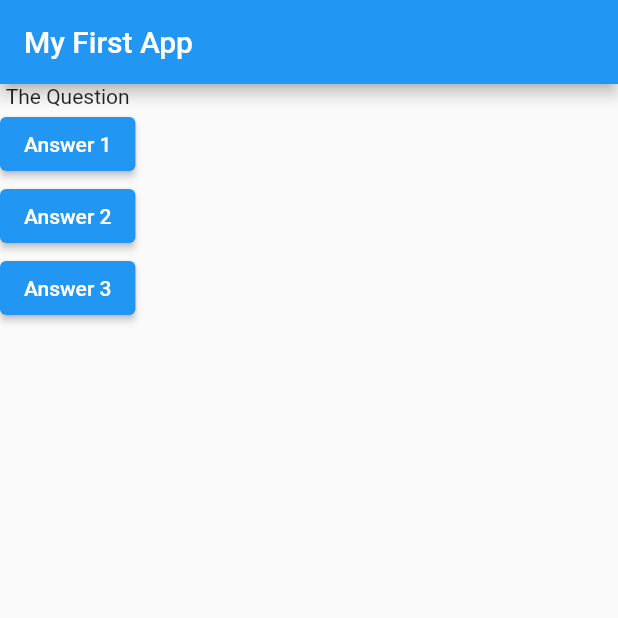
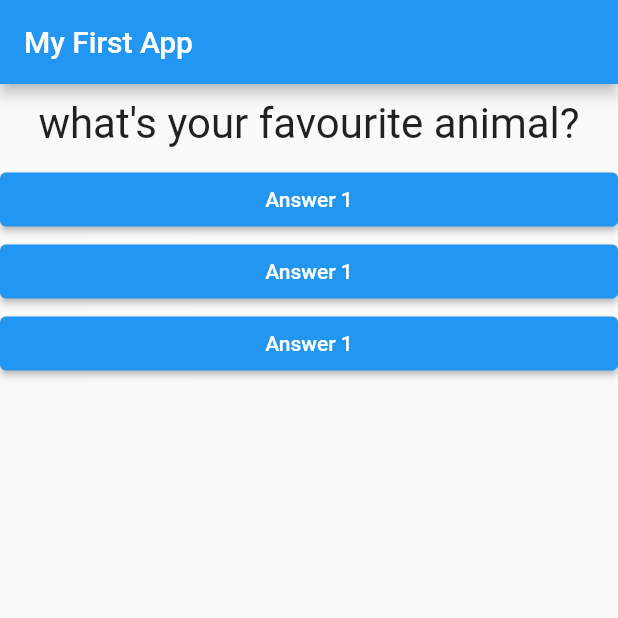
Before and after one commit to anupam01102002/Quiz-App, a Flutter app: the screen it shows after launch, after a tap on "Answer 1", on a phone screen of 412 x 824 dp, the top half of it. Run offline on Flutter 3.47's test engine with Material 2 defaults, Android fonts, the phone set to English and light mode, and no system bars.

Commit message:
update Quiz-App

```diff
--- /dev/null
+++ b/lib/answer.dart
@@ -0,0 +1,20 @@
+import 'package:flutter/material.dart';
+
+class Answer extends StatelessWidget {
+  final Function selecthandler;
+
+  Answer(this.selecthandler);
+
+  @override
+  Widget build(BuildContext context) {
+    return Container(
+      width: double.infinity,
+
+      child: ElevatedButton(
+        //color: Colors.blue,
+        child: Text('Answer 1'),
+        onPressed: selecthandler,
+      ),
+    );
+  }
+}
--- a/lib/main.dart
+++ b/lib/main.dart
@@ -1,25 +1,57 @@
 import 'package:flutter/material.dart';
+import './question.dart';
+import './answer.dart';
 
 void main() {
   runApp(MyApp());
 }
 
-class MyApp extends StatelessWidget {
-  void answerQuestion() {
-    print('Answer Chosen!');
+var _questionindex = 0;
+
+class MyApp extends StatefulWidget {
+  @override
+  State<StatefulWidget> createState() {
+    // TODO: implement createState
+    return _MyAppState();
+  }
+}
+
+class _MyAppState extends State<MyApp> {
+  void _answerQuestion() {
+    setState(() {
+      _questionindex = _questionindex + 1;
+    });
+
+    print(_questionindex);
   }
 
   Widget build(BuildContext context) {
+    var questions = [
+    {
+      'questionText': 'what\'s your favourite colour?',
+      'answers': ['Black', 'Red', 'Green', 'White'],
+    },
+    {
+      'questionText': 'what\'s your favourite animal?',
+      'answers': ['Rabbit', 'Snake', 'Lion', 'Tiger'],
+    },
+    {
+      'questionText': 'what\'s your favourite instructor?',
+      'answers': ['Max', 'Min', 'Green', 'White'],
+    },
+    ];
     return MaterialApp(
       home: Scaffold(
         appBar: AppBar(
           title: Text('My First App'),
         ),
         body: Column(children: [
-          Text('The Question'),
-          ElevatedButton(child: Text('Answer 1'), onPressed: answerQuestion),
-          ElevatedButton(child: Text('Answer 2'), onPressed: answerQuestion),
-          ElevatedButton(child: Text('Answer 3'), onPressed: answerQuestion),
+          Question(
+            questions[_questionindex]['questionText'],
+          ),
+          Answer(_answerQuestion),
+          Answer(_answerQuestion),
+          Answer(_answerQuestion),
         ]),
       ),
     );
--- /dev/null
+++ b/lib/question.dart
@@ -0,0 +1,20 @@
+import 'package:flutter/material.dart';
+
+class Question extends StatelessWidget {
+  final String questionText;
+
+  Question(this.questionText);
+
+  @override
+  Widget build(BuildContext context) {
+    return Container(
+      width: double.infinity,
+      margin: EdgeInsets.all(10),
+      child: Text(
+        questionText,
+        style: TextStyle(fontSize: 28),
+        textAlign: TextAlign.center,
+      ),
+    );
+  }
+}
```
